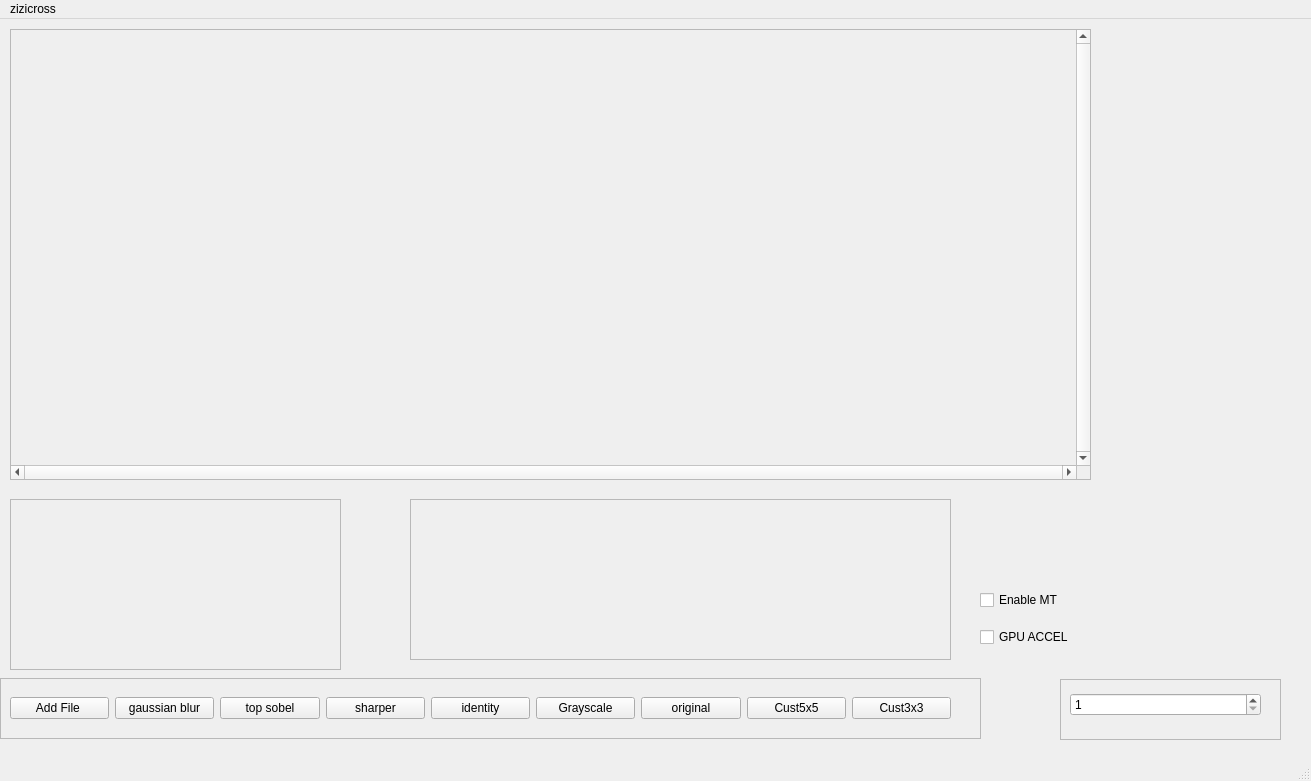
Old version of the form mainwindow.ui in the repository heatblazer/zzx.
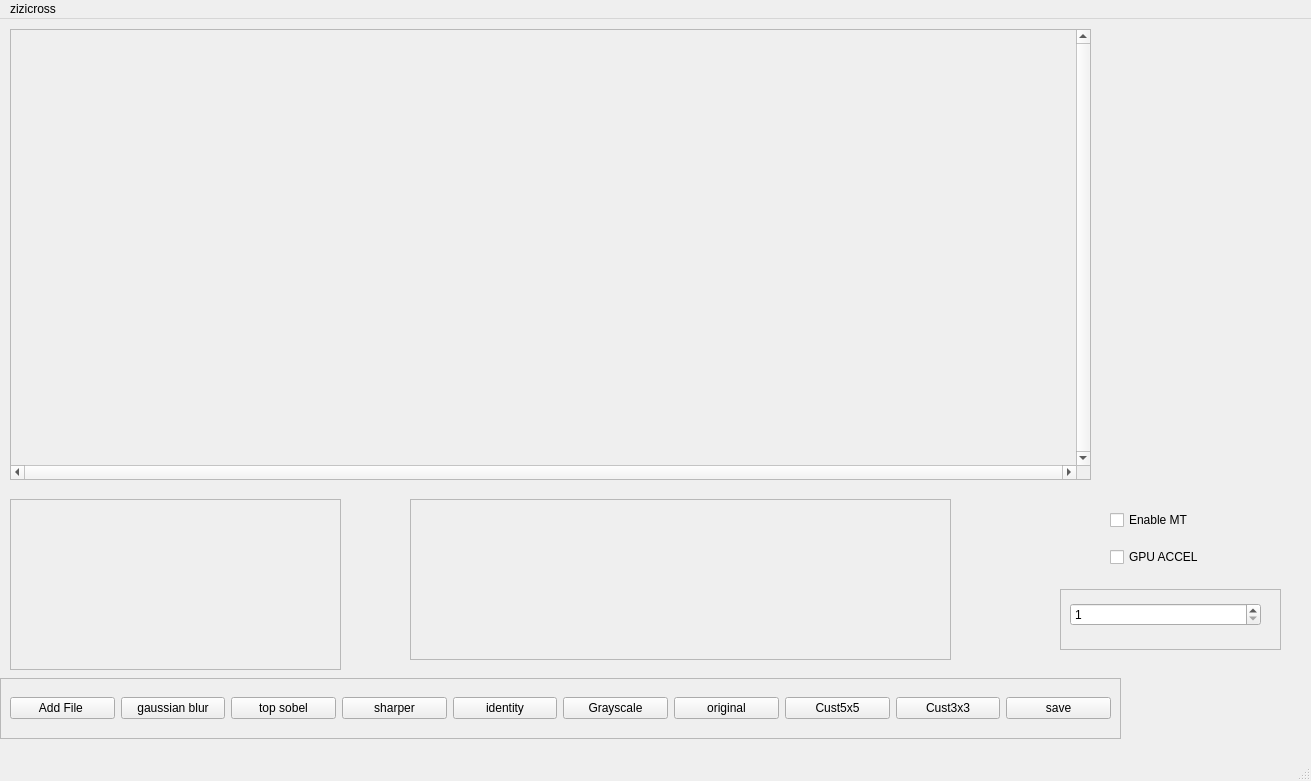
New version of the form.

Commit message: feat: added save button

Patch:
```diff
--- a/mainwindow.ui
+++ b/mainwindow.ui
@@ -19,7 +19,7 @@
      <rect>
       <x>0</x>
       <y>659</y>
-      <width>981</width>
+      <width>1121</width>
       <height>61</height>
      </rect>
     </property>
@@ -34,7 +34,7 @@
       <rect>
        <x>10</x>
        <y>10</y>
-       <width>941</width>
+       <width>1101</width>
        <height>41</height>
       </rect>
      </property>
@@ -102,6 +102,13 @@
         </property>
        </widget>
       </item>
+      <item>
+       <widget class="QPushButton" name="saveImg">
+        <property name="text">
+         <string>save</string>
+        </property>
+       </widget>
+      </item>
      </layout>
     </widget>
    </widget>
@@ -109,7 +116,7 @@
     <property name="geometry">
      <rect>
       <x>1060</x>
-      <y>660</y>
+      <y>570</y>
       <width>221</width>
       <height>61</height>
      </rect>
@@ -241,8 +248,8 @@
    <widget class="QWidget" name="verticalLayoutWidget">
     <property name="geometry">
      <rect>
-      <x>980</x>
-      <y>560</y>
+      <x>1110</x>
+      <y>480</y>
       <width>160</width>
       <height>80</height>
      </rect>
```
Left out of the diff: 3 changed lines with no effect on the pictures. The commit also changes 8 other files.
